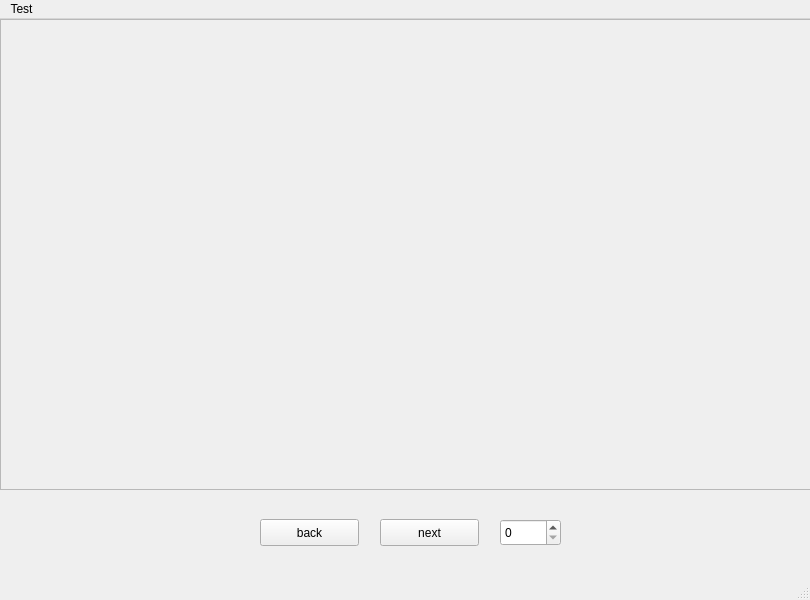
Old version of the form modelnumpy/simpleGUI.ui in the repository robrobo/gocl.
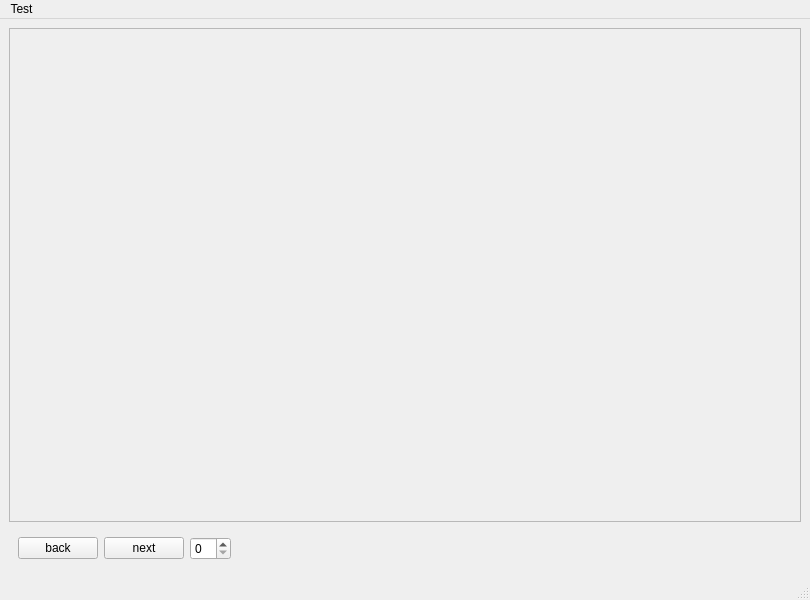
New version of the form.

Diff of the .ui file:
```diff
--- a/modelnumpy/simpleGUI.ui
+++ b/modelnumpy/simpleGUI.ui
@@ -14,15 +14,9 @@
    <string>MainWindow</string>
   </property>
   <widget class="QWidget" name="centralwidget">
+   <layout class="QVBoxLayout" name="verticalLayout">
+    <item>
    <widget class="QScrollArea" name="scrollArea">
-    <property name="geometry">
-     <rect>
-      <x>0</x>
-      <y>0</y>
-      <width>811</width>
-      <height>471</height>
-     </rect>
-    </property>
     <property name="widgetResizable">
      <bool>true</bool>
     </property>
@@ -31,48 +25,64 @@
       <rect>
        <x>0</x>
        <y>0</y>
-       <width>809</width>
-       <height>469</height>
-      </rect>
-     </property>
-    </widget>
-   </widget>
+         <width>790</width>
+         <height>482</height>
+        </rect>
+       </property>
+       <zorder>spinBox</zorder>
+       <zorder>widget</zorder>
+      </widget>
+     </widget>
+    </item>
+    <item>
+     <widget class="QWidget" name="widget" native="true">
+      <layout class="QHBoxLayout" name="horizontalLayout">
+       <item>
    <widget class="QPushButton" name="backButton">
-    <property name="geometry">
-     <rect>
-      <x>260</x>
-      <y>500</y>
-      <width>99</width>
-      <height>27</height>
-     </rect>
+         <property name="sizePolicy">
+          <sizepolicy hsizetype="Fixed" vsizetype="Fixed">
+           <horstretch>0</horstretch>
+           <verstretch>0</verstretch>
+          </sizepolicy>
     </property>
     <property name="text">
      <string>back</string>
     </property>
    </widget>
+       </item>
+       <item>
    <widget class="QPushButton" name="nextButton">
-    <property name="geometry">
-     <rect>
-      <x>380</x>
-      <y>500</y>
-      <width>99</width>
-      <height>27</height>
-     </rect>
+         <property name="sizePolicy">
+          <sizepolicy hsizetype="Fixed" vsizetype="Fixed">
+           <horstretch>0</horstretch>
+           <verstretch>0</verstretch>
+          </sizepolicy>
     </property>
     <property name="text">
      <string>next</string>
     </property>
    </widget>
+       </item>
+       <item>
    <widget class="QSpinBox" name="spinBox">
-    <property name="geometry">
-     <rect>
-      <x>500</x>
-      <y>500</y>
-      <width>61</width>
-      <height>27</height>
-     </rect>
-    </property>
-   </widget>
+         <property name="sizePolicy">
+          <sizepolicy hsizetype="Fixed" vsizetype="Fixed">
+           <horstretch>0</horstretch>
+           <verstretch>0</verstretch>
+          </sizepolicy>
+         </property>
+        </widget>
+       </item>
+       <item>
+        <widget class="QWidget" name="widget_2" native="true">
+         <zorder>backButton</zorder>
+         <zorder>scrollArea</zorder>
+        </widget>
+       </item>
+      </layout>
+     </widget>
+    </item>
+   </layout>
   </widget>
   <widget class="QMenuBar" name="menubar">
    <property name="geometry">
```
Lines whose indentation alone changed are shown as unchanged.
